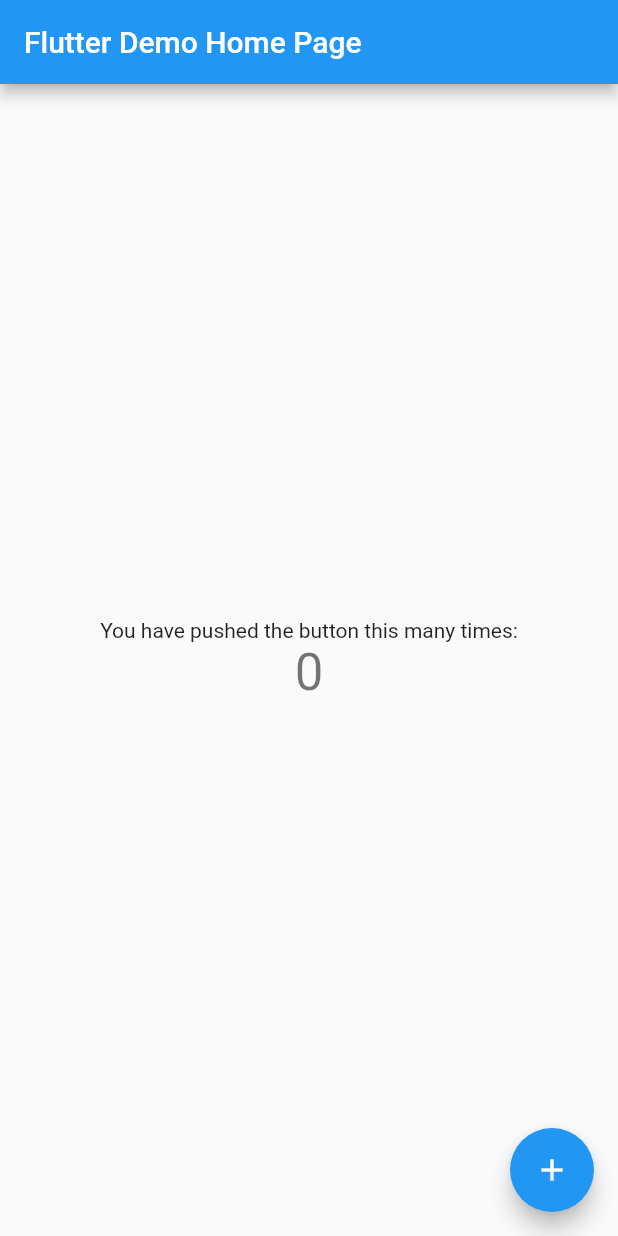
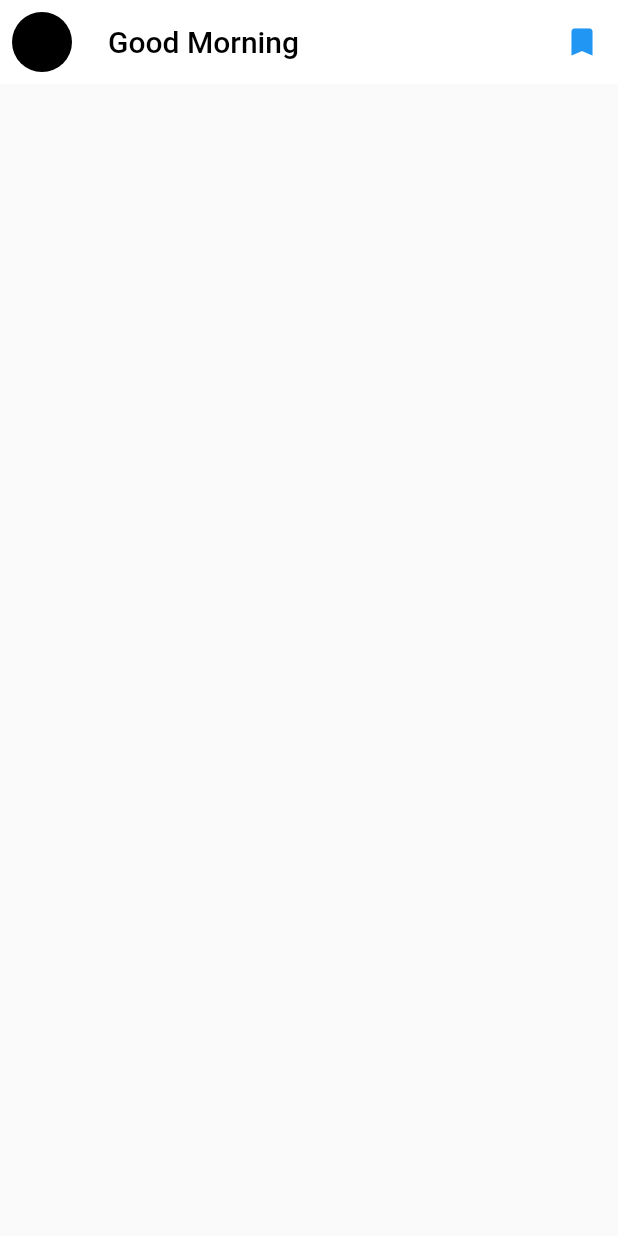
Before and after one commit to azzamrabbanii/NewsAppDart, a Flutter app: the screen it shows after launch, on a phone screen of 412 x 824 dp. Run offline on Flutter 3.47's test engine with Material 2 defaults, Android fonts, the phone set to English and light mode, and no system bars; our stand-ins replace carousel_slider, google_fonts, timeago.

Commit message:
on going

```diff
--- a/lib/main.dart
+++ b/lib/main.dart
@@ -1,4 +1,5 @@
 import 'package:flutter/material.dart';
+import 'package:news_app/screen/homepage.dart';
 
 void main() {
   runApp(const MyApp());
@@ -11,105 +12,11 @@ class MyApp extends StatelessWidget {
   @override
   Widget build(BuildContext context) {
     return MaterialApp(
-      title: 'Flutter Demo',
       theme: ThemeData(
-        // This is the theme of your application.
-        //
-        // Try running your application with "flutter run". You'll see the
-        // application has a blue toolbar. Then, without quitting the app, try
-        // changing the primarySwatch below to Colors.green and then invoke
-        // "hot reload" (press "r" in the console where you ran "flutter run",
-        // or simply save your changes to "hot reload" in a Flutter IDE).
-        // Notice that the counter didn't reset back to zero; the application
-        // is not restarted.
         primarySwatch: Colors.blue,
       ),
-      home: const MyHomePage(title: 'Flutter Demo Home Page'),
+      initialRoute: '/',
+      routes: {'/' : (context) => const HomePage()},
     );
   }
 }
-
-class MyHomePage extends StatefulWidget {
-  const MyHomePage({Key? key, required this.title}) : super(key: key);
-
-  // This widget is the home page of your application. It is stateful, meaning
-  // that it has a State object (defined below) that contains fields that affect
-  // how it looks.
-
-  // This class is the configuration for the state. It holds the values (in this
-  // case the title) provided by the parent (in this case the App widget) and
-  // used by the build method of the State. Fields in a Widget subclass are
-  // always marked "final".
-
-  final String title;
-
-  @override
-  State<MyHomePage> createState() => _MyHomePageState();
-}
-
-class _MyHomePageState extends State<MyHomePage> {
-  int _counter = 0;
-
-  void _incrementCounter() {
-    setState(() {
-      // This call to setState tells the Flutter framework that something has
-      // changed in this State, which causes it to rerun the build method below
-      // so that the display can reflect the updated values. If we changed
-      // _counter without calling setState(), then the build method would not be
-      // called again, and so nothing would appear to happen.
-      _counter++;
-    });
-  }
-
-  @override
-  Widget build(BuildContext context) {
-    // This method is rerun every time setState is called, for instance as done
-    // by the _incrementCounter method above.
-    //
-    // The Flutter framework has been optimized to make rerunning build methods
-    // fast, so that you can just rebuild anything that needs updating rather
-    // than having to individually change instances of widgets.
-    return Scaffold(
-      appBar: AppBar(
-        // Here we take the value from the MyHomePage object that was created by
-        // the App.build method, and use it to set our appbar title.
-        title: Text(widget.title),
-      ),
-      body: Center(
-        // Center is a layout widget. It takes a single child and positions it
-        // in the middle of the parent.
-        child: Column(
-          // Column is also a layout widget. It takes a list of children and
-          // arranges them vertically. By default, it sizes itself to fit its
-          // children horizontally, and tries to be as tall as its parent.
-          //
-          // Invoke "debug painting" (press "p" in the console, choose the
-          // "Toggle Debug Paint" action from the Flutter Inspector in Android
-          // Studio, or the "Toggle Debug Paint" command in Visual Studio Code)
-          // to see the wireframe for each widget.
-          //
-          // Column has various properties to control how it sizes itself and
-          // how it positions its children. Here we use mainAxisAlignment to
-          // center the children vertically; the main axis here is the vertical
-          // axis because Columns are vertical (the cross axis would be
-          // horizontal).
-          mainAxisAlignment: MainAxisAlignment.center,
-          children: <Widget>[
-            const Text(
-              'You have pushed the button this many times:',
-            ),
-            Text(
-              '$_counter',
-              style: Theme.of(context).textTheme.headline4,
-            ),
-          ],
-        ),
-      ),
-      floatingActionButton: FloatingActionButton(
-        onPressed: _incrementCounter,
-        tooltip: 'Increment',
-        child: const Icon(Icons.add),
-      ), // This trailing comma makes auto-formatting nicer for build methods.
-    );
-  }
-}
--- /dev/null
+++ b/lib/screen/homepage.dart
@@ -0,0 +1,36 @@
+import 'package:flutter/material.dart';
+
+class HomePage extends StatelessWidget {
+  const HomePage({Key? key}) : super(key: key);
+
+  @override
+  Widget build(BuildContext context) {
+    return Scaffold(
+      appBar: AppBar(
+        leading: Container(
+          decoration: const BoxDecoration(
+            color: Colors.black,
+            shape: BoxShape.circle,
+          ),
+          width: 10,
+          margin: const EdgeInsets.all(8),
+        ),
+        title: const Text(
+          'Good Morning',
+          style: TextStyle(fontSize: 20, color: Colors.black),
+        ),
+        actions: [
+          IconButton(
+              onPressed: () {},
+              icon: const Icon(
+                Icons.bookmark,
+                color: Colors.blue,
+              ))
+        ],
+        backgroundColor: Colors.white,
+        elevation: 0,
+      ),
+      body: Container(),
+    );
+  }
+}
--- a/pubspec.yaml
+++ b/pubspec.yaml
@@ -36,6 +36,8 @@ dependencies:
   cupertino_icons: ^1.0.2
   http: ^0.13.4
   google_fonts: ^2.3.0
+  carousel_slider: ^4.0.0
+  timeago: ^3.2.2
 
 dev_dependencies:
   flutter_test:
```
Also changed, not shown: lib/widget/carousel_widget.dart (added, +85 -0 lines), lib/widget/news_item.dart (added, +96 -0 lines), pubspec.lock.
